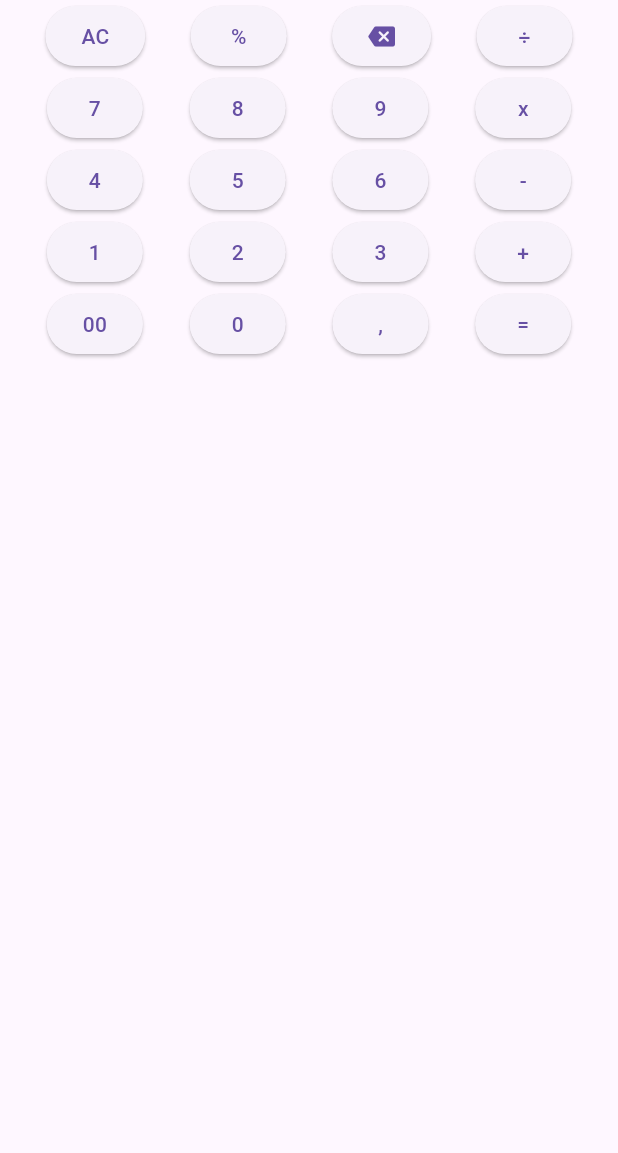
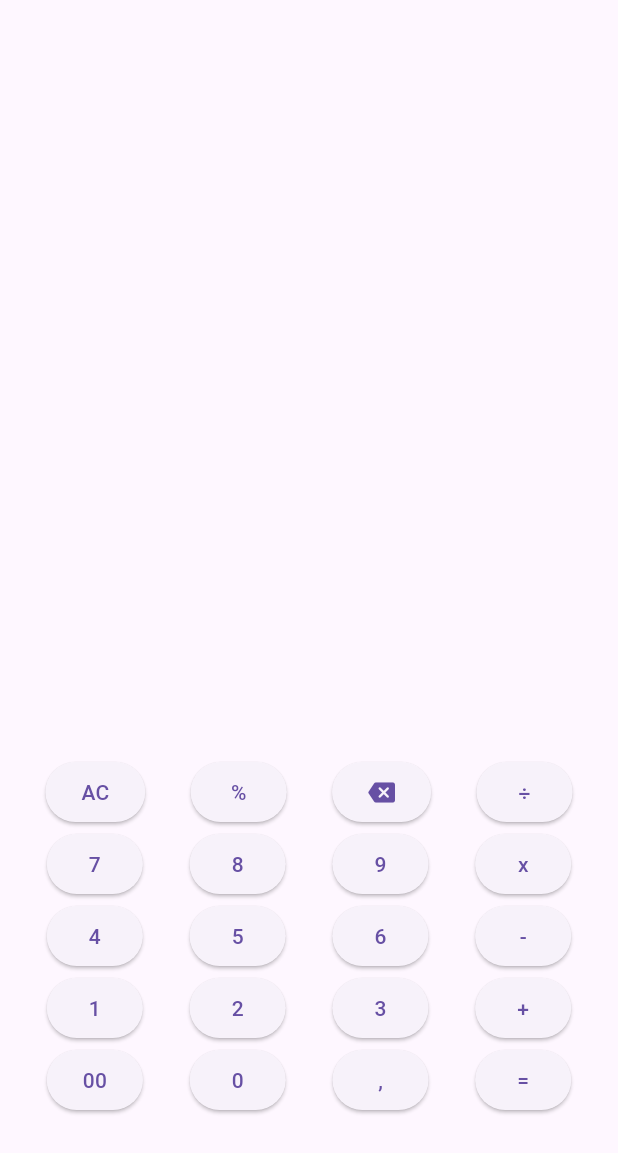
Before and after one commit to samuel181818/Calculadora_Vice_City, a Flutter app: the screen it shows after launch, on a phone screen of 412 x 824 dp. Shown: the top 1153 px of the screen. Run offline on Flutter 3.47's test engine with Material 3 defaults, Android fonts, the phone set to English and light mode, and no system bars.

Commit message:
ajustar posicion de los botones

```diff
--- a/lib/main.dart
+++ b/lib/main.dart
@@ -15,10 +15,11 @@ class _MyWidgetState extends State<MyWidget> {
   @override
   Widget build(BuildContext context) {
     return Scaffold(
- body: Center(
-  child:
-Column(
-  children: [
+body: Padding(
+  padding: const EdgeInsets.only(bottom: 80),
+  child: Column(
+    mainAxisAlignment: MainAxisAlignment.end,
+    children: [
     Row(
       mainAxisAlignment: MainAxisAlignment.spaceEvenly,
       children: [
```
